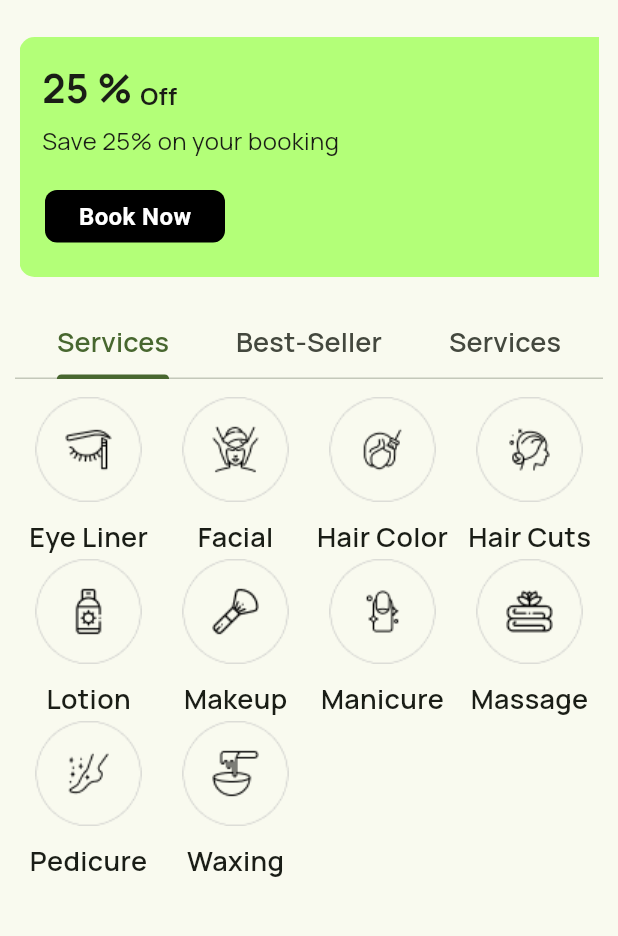
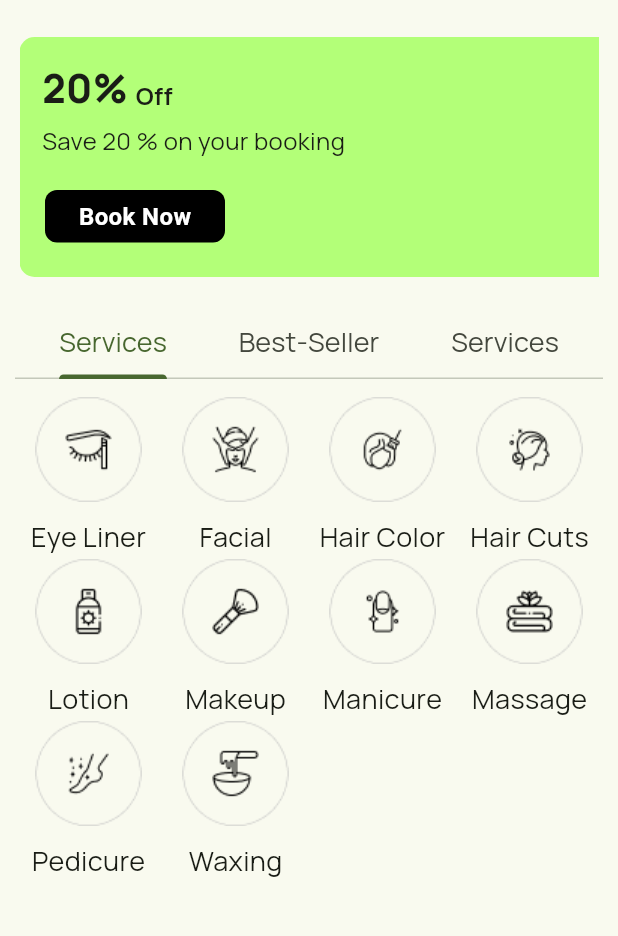
Before and after one commit to deveraz3r/salon_app, a Flutter app: the screen it shows after launch, on a phone screen of 412 x 824 dp, the part 197-1133 px from its top. Run offline on Flutter 3.47's test engine with Material 3 defaults, Android fonts, the phone set to English and light mode, and no system bars; our stand-ins replace another_flushbar, fluttertoast, get.

Commit message:
offers view/viewmodel update

```diff
--- /dev/null
+++ b/lib/model/offer_model.dart
@@ -0,0 +1,7 @@
+class OfferModel{
+  final int discount;
+  final String id;
+  final String image;
+
+  OfferModel({required this.id, required this.discount, required this.image});
+}
--- a/lib/resources/components/services.dart
+++ b/lib/resources/components/services.dart
@@ -35,7 +35,7 @@ class Services extends StatelessWidget {
                     style: const TextStyle(
                       fontFamily: "Manrope",
                       fontSize: 18,
-                      fontWeight: FontWeight.w600,
+                      fontWeight: FontWeight.w400,
                     ),
                   ),
                 ],
--- a/lib/view/home_view.dart
+++ b/lib/view/home_view.dart
@@ -1,13 +1,15 @@
 import 'package:flutter/material.dart';
 import 'package:salon/resources/app_colors.dart';
+import 'package:salon/resources/components/bestseller.dart';
 import 'package:salon/resources/components/reusable_elevated_button.dart';
+import 'package:salon/view_model/offers_viewmodel.dart';
 
 import '../resources/components/services.dart';
 
 class HomeView extends StatelessWidget {
-  const HomeView({super.key});
+  HomeView({super.key});
 
-  final int off = 25;
+  final OffersViewmodel _offersController = OffersViewmodel();
 
   @override
   Widget build(BuildContext context) {
@@ -127,7 +129,7 @@ class HomeView extends StatelessWidget {
                 height: 180,
                 child: ListView.separated(
                   scrollDirection: Axis.horizontal,
-                  itemCount: 3,
+                  itemCount: _offersController.offers.length,
                   itemBuilder: (context, index) {
                     return ClipRRect(
                       borderRadius: BorderRadius.circular(10),
@@ -135,12 +137,14 @@ class HomeView extends StatelessWidget {
                         width: 400,
                         child: Stack(children: [
                           Container(
+                            color: AppColors.primaryColor,
+                            //TODO: uncomment after getting offers image
                             // child: Image.asset(
-                            //   "assets/offers/Child.jpg", //TODO: replace with offer image
+                            //   "_offersController.offers[index].image",
                             //   width: double.infinity,
+                            //   height: double.infinity,
                             //   fit: BoxFit.cover,
                             // ),
-                            color: AppColors.primaryColor,
                           ),
                           Padding(
                             padding: const EdgeInsets.all(15.0),
@@ -152,11 +156,11 @@ class HomeView extends StatelessWidget {
                                   crossAxisAlignment: CrossAxisAlignment.end,
                                   children: [
                                     Text(
-                                      "$off %",
+                                      "${_offersController.offers[index].discount}%",
                                       style: const TextStyle(
                                         fontFamily: 'Manrope',
                                         fontSize: 26,
-                                        fontWeight: FontWeight.bold,
+                                        fontWeight: FontWeight.w900,
                                       ),
                                     ),
                                     const SizedBox(width: 5),
@@ -175,7 +179,7 @@ class HomeView extends StatelessWidget {
                                 ),
                                 const SizedBox(height: 5),
                                 Text(
-                                  "Save $off% on your booking",
+                                  "Save ${_offersController.offers[index].discount} % on your booking",
                                   style: const TextStyle(
                                     fontFamily: 'Manrope',
                                     fontSize: 16,
@@ -205,7 +209,6 @@ class HomeView extends StatelessWidget {
 
               // Tab-bar view
               const TabBar(
-                indicator: null,
                 tabs: [
                   Tab(
                     child: Text(
@@ -213,7 +216,7 @@ class HomeView extends StatelessWidget {
                       style: TextStyle(
                         fontFamily: "Manrope",
                         fontSize: 18,
-                        fontWeight: FontWeight.w600,
+                        fontWeight: FontWeight.w400,
                       ),
                     ),
                   ),
@@ -223,7 +226,7 @@ class HomeView extends StatelessWidget {
                       style: TextStyle(
                         fontFamily: "Manrope",
                         fontSize: 18,
-                        fontWeight: FontWeight.w600,
+                        fontWeight: FontWeight.w400,
                       ),
                     ),
                   ),
@@ -233,7 +236,7 @@ class HomeView extends StatelessWidget {
                       style: TextStyle(
                         fontFamily: "Manrope",
                         fontSize: 18,
-                        fontWeight: FontWeight.w600,
+                        fontWeight: FontWeight.w400,
                       ),
                     ),
                   ),
@@ -243,7 +246,7 @@ class HomeView extends StatelessWidget {
                 child: TabBarView(
                   children: [
                     Services(),
-                    const Center(child: Text('Best-Selling Tab Content')),
+                    const Center(child: Text('Offers Tab Content')),
                     const Center(child: Text('Tab Content')),
                   ],
                 ),
--- /dev/null
+++ b/lib/view_model/offers_viewmodel.dart
@@ -0,0 +1,31 @@
+import 'package:salon/model/offer_model.dart';
+
+class OffersViewmodel {
+  List<OfferModel> offers = [
+    OfferModel(
+      id: "1",
+      discount: 20,
+      image: "assets/offers/offer1.png",
+    ),
+    OfferModel(
+      id: "2",
+      discount: 15,
+      image: "assets/offers/offer2.png",
+    ),
+    OfferModel(
+      id: "3",
+      discount: 30,
+      image: "assets/offers/offer3.png",
+    ),
+    OfferModel(
+      id: "4",
+      discount: 25,
+      image: "assets/offers/offer4.png",
+    ),
+    OfferModel(
+      id: "5",
+      discount: 10,
+      image: "assets/offers/offer5.png",
+    ),
+  ];
+}
```
Also changed, not shown: lib/model/bestseller_model.dart (added, +21 -0 lines), lib/resources/components/bestseller.dart (+46 -0 lines), lib/view_model/bestseller_viewmodel.dart (+45 -0 lines).
